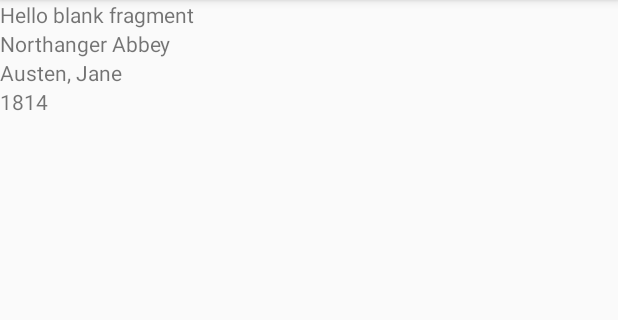
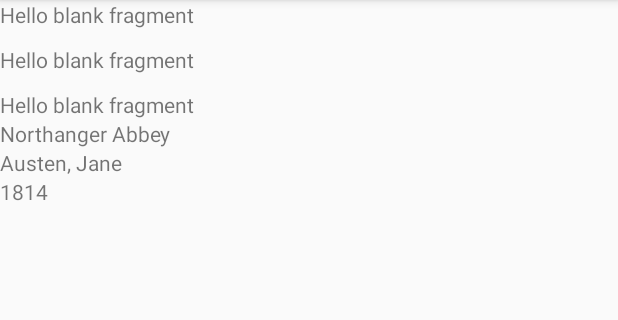
Before and after one commit to LuminaryDoom/Unit-04-Mid-Unit-Assessment, an Android app: the screen it shows after launch (MainActivity), after a tap on "DISPLAY FRAGMENT", on a phone screen of 412 x 824 dp, the part 84-404 px from its top. Run offline under Robolectric (Android 15) with nearby library versions, the phone set to English and light mode, and no system bars; plain views replace PercentRelativeLayout.

Commit message:
part03 complete

```diff
--- a/app/src/main/java/nyc/c4q/unit04mid_unitassessment/Adapters/BooksAdapter.java
+++ b/app/src/main/java/nyc/c4q/unit04mid_unitassessment/Adapters/BooksAdapter.java
@@ -1,5 +1,9 @@
 package nyc.c4q.unit04mid_unitassessment.Adapters;
 
+import android.app.Fragment;
+import android.app.FragmentManager;
+import android.content.Context;
+import android.support.v4.app.FragmentActivity;
 import android.support.v7.widget.RecyclerView;
 import android.support.v7.widget.RecyclerView.ViewHolder;
 import android.view.LayoutInflater;
@@ -17,16 +21,20 @@ import nyc.c4q.unit04mid_unitassessment.Views.BooksViewHolder;
 public class BooksAdapter extends RecyclerView.Adapter<BooksViewHolder> {
 
   private List<Books> booksList;
+  private Context context;
+  private FragmentActivity c;
 
-  public BooksAdapter(List<Books> booksList) {
+
+  public BooksAdapter(List<Books> booksList, FragmentActivity c) {
     this.booksList = booksList;
+    this.c = c;
   }
 
   @Override
   public BooksViewHolder onCreateViewHolder(ViewGroup parent, int viewType) {
     View childView = LayoutInflater.from(parent.getContext())
         .inflate(R.layout.books_itemview, parent, false);
-    return new BooksViewHolder(childView);
+    return new BooksViewHolder(childView , c);
   }
 
   @Override
--- a/app/src/main/java/nyc/c4q/unit04mid_unitassessment/Fragments/BottomFragment.java
+++ b/app/src/main/java/nyc/c4q/unit04mid_unitassessment/Fragments/BottomFragment.java
@@ -44,6 +44,7 @@ public class BottomFragment extends Fragment {
 
     bookJSONparser(json);
 
+
     return rootview;
   }
 
@@ -67,7 +68,7 @@ public class BottomFragment extends Fragment {
 
     recyclerView = rootview.findViewById(R.id.books_recycler);
       recyclerView.setLayoutManager(new LinearLayoutManager(getActivity(),LinearLayoutManager.HORIZONTAL,false));
-      BooksAdapter booksAdapter = new BooksAdapter(resultList);
+      BooksAdapter booksAdapter = new BooksAdapter(resultList, getActivity());
       recyclerView.setAdapter(booksAdapter);
     } catch (JSONException e) {
       e.printStackTrace();
--- a/app/src/main/java/nyc/c4q/unit04mid_unitassessment/Fragments/TopFragment.java
+++ b/app/src/main/java/nyc/c4q/unit04mid_unitassessment/Fragments/TopFragment.java
@@ -6,6 +6,7 @@ import android.support.v4.app.Fragment;
 import android.view.LayoutInflater;
 import android.view.View;
 import android.view.ViewGroup;
+import android.widget.TextView;
 import nyc.c4q.unit04mid_unitassessment.JSONstring;
 import nyc.c4q.unit04mid_unitassessment.Models.Books;
 import nyc.c4q.unit04mid_unitassessment.R;
@@ -20,6 +21,10 @@ import org.json.JSONObject;
 public class TopFragment extends Fragment {
 
   private View rootview;
+  private TextView textView1;
+  private TextView textView2;
+  private TextView textView3;
+
 
   public TopFragment() {
     // Required empty public constructor
@@ -31,8 +36,22 @@ public class TopFragment extends Fragment {
       Bundle savedInstanceState) {
     // Inflate the layout for this fragment
     rootview = inflater.inflate(R.layout.fragment_top, container, false);
-
-
+    textView1 = rootview.findViewById(R.id.textView);
+    textView2 = rootview.findViewById(R.id.textView2);
+    textView3 = rootview.findViewById(R.id.textView3);
+    Bundle bundle = getArguments();
+    if(bundle != null && bundle.containsKey("Author")){
+      String author = (String) bundle.getString("Author");
+      textView2.setText(author);
+    }
+    if(bundle != null && bundle.containsKey("Title")){
+      String title = (String) bundle.getString("Title");
+      textView1.setText(title);
+    }
+    if(bundle != null && bundle.containsKey("Year")){
+      String year = (String) bundle.getString("Year");
+      textView3.setText(year);
+    }
 
     return rootview;
   }
--- a/app/src/main/java/nyc/c4q/unit04mid_unitassessment/Views/BooksViewHolder.java
+++ b/app/src/main/java/nyc/c4q/unit04mid_unitassessment/Views/BooksViewHolder.java
@@ -1,8 +1,17 @@
 package nyc.c4q.unit04mid_unitassessment.Views;
 
+import static android.app.PendingIntent.getActivity;
+
+import android.content.Context;
+import android.os.Bundle;
+import android.support.v4.app.FragmentActivity;
+import android.support.v4.app.FragmentManager;
+import android.support.v4.app.FragmentTransaction;
 import android.support.v7.widget.RecyclerView;
 import android.view.View;
+import android.view.View.OnClickListener;
 import android.widget.TextView;
+import nyc.c4q.unit04mid_unitassessment.Fragments.TopFragment;
 import nyc.c4q.unit04mid_unitassessment.Models.Books;
 import nyc.c4q.unit04mid_unitassessment.R;
 
@@ -15,17 +24,41 @@ public class BooksViewHolder extends RecyclerView.ViewHolder {
   TextView title;
   TextView author;
   TextView year;
+  FragmentActivity c;
 
-  public BooksViewHolder(View itemView) {
+  public BooksViewHolder(View itemView , FragmentActivity c) {
     super(itemView);
     title = itemView.findViewById(R.id.textView);
     author=itemView.findViewById(R.id.textView2);
     year = itemView.findViewById(R.id.textView3);
+    this.c = c;
   }
 
   public void Bind(Books books) {
     title.setText(books.getTitle());
     author.setText(books.getAuthor());
     year.setText(String.valueOf(books.getYear()));
+    itemView.setOnClickListener(new OnClickListener() {
+      @Override
+      public void onClick(View v) {
+
+        TopFragment topFragment = new TopFragment();
+        Bundle b = new Bundle();
+        b.putString("Title", title.getText().toString());
+        b.putString("Author",author.getText().toString());
+        b.putString("Year",year.getText().toString());
+        topFragment.setArguments(b);
+
+        Context context1 = itemView.getContext();
+
+        FragmentManager fragmentManager = c.getSupportFragmentManager();
+        FragmentTransaction fragmentTransaction = fragmentManager.beginTransaction();
+        fragmentTransaction.replace(R.id.frame1, topFragment);
+        fragmentTransaction.commit();
+
+      }
+    });
+
   }
+
 }
--- a/app/src/main/res/layout/fragment_top.xml
+++ b/app/src/main/res/layout/fragment_top.xml
@@ -6,8 +6,23 @@
 
   <!-- TODO: Update blank fragment layout -->
   <TextView
+    android:id="@+id/text"
     android:layout_width="match_parent"
-    android:layout_height="match_parent"
+    android:layout_height="wrap_content"
+    android:text="@string/hello_blank_fragment"/>
+
+  <TextView
+    android:id="@+id/txt2"
+    android:layout_width="match_parent"
+    android:layout_height="wrap_content"
+    android:layout_marginTop="30dp"
+    android:text="@string/hello_blank_fragment"/>
+
+  <TextView
+    android:id="@+id/txt3"
+    android:layout_width="match_parent"
+    android:layout_height="wrap_content"
+    android:layout_marginTop="60dp"
     android:text="@string/hello_blank_fragment"/>
 
 </FrameLayout>
```
